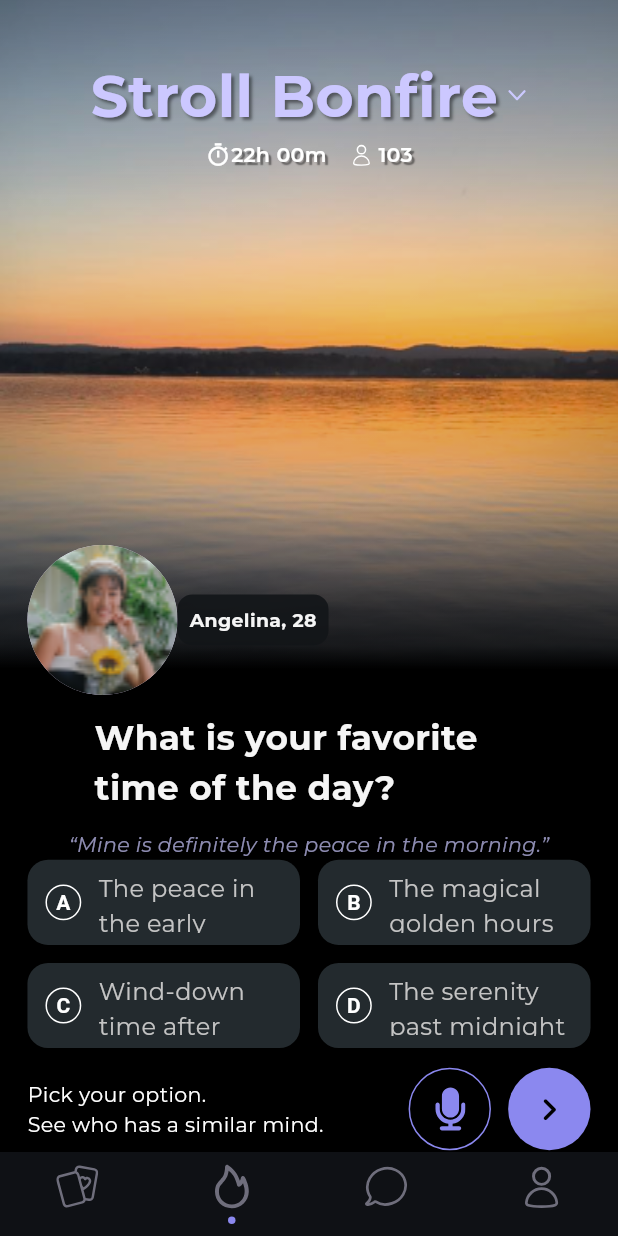
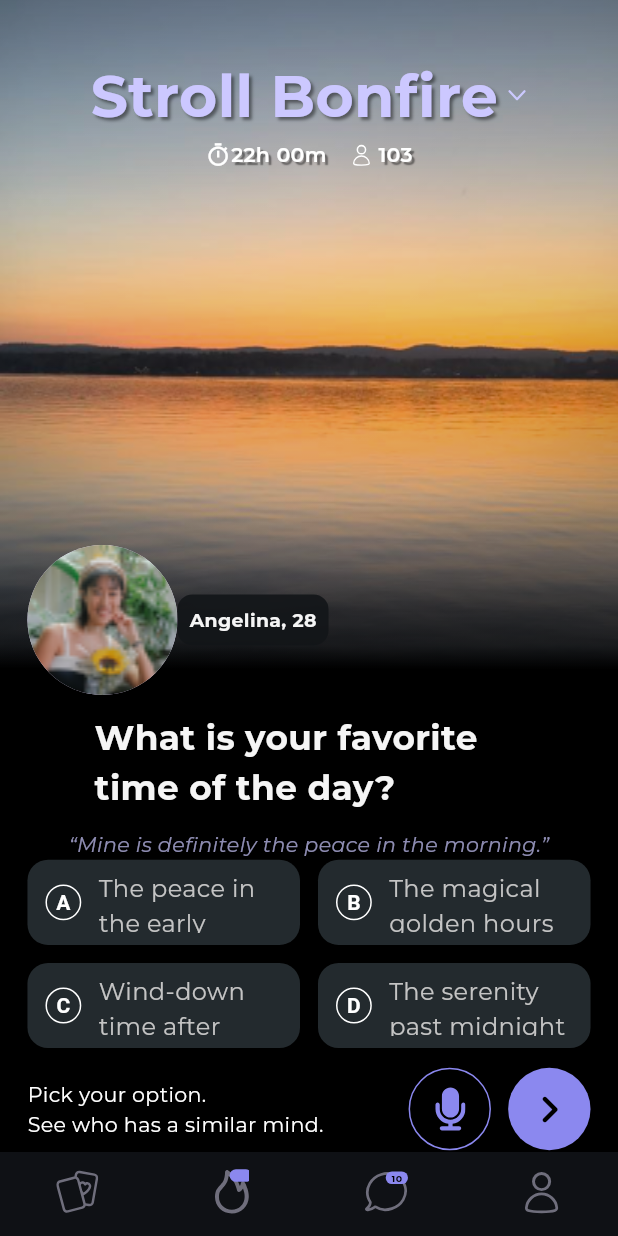
Before and after one commit to hermes13002/Stroll-App, a Flutter app: the screen it shows after launch, item 2 of the bottom bar chosen, on a phone screen of 412 x 824 dp. Run offline on Flutter 3.47's test engine with Material 3 defaults, Android fonts, the phone set to English and light mode, and no system bars; drawn by our look-alikes of persistent_bottom_nav_bar; our stand-ins replace flutter_screenutil, flutter_svg, gap, google_fonts.

Commit message:
added the dotcontainer widget for the bottom navbar

```diff
--- a/lib/utils/widgets/bottom_nav/bottom_nav_bar.dart
+++ b/lib/utils/widgets/bottom_nav/bottom_nav_bar.dart
@@ -36,7 +36,14 @@ class _BottomNavBarState extends State<BottomNavBar> {
         ),
       ),
       PersistentBottomNavBarItem(
-        icon: SvgPicture.asset("assets/icons/bonfire.svg"),
+        icon: Stack(children: [
+          SvgPicture.asset("assets/icons/bonfire.svg"),
+          Positioned(
+              right: -2,
+              top: 0,
+              child: dotContainer(''),
+            ),
+        ]),
         activeColorPrimary: AppColors.primaryColor,
         inactiveColorPrimary: Colors.grey[300],
         routeAndNavigatorSettings: RouteAndNavigatorSettings(
@@ -48,7 +55,16 @@ class _BottomNavBarState extends State<BottomNavBar> {
         ),
       ),
       PersistentBottomNavBarItem(
-        icon: SvgPicture.asset("assets/icons/chat.svg"),
+         icon: Stack(
+          children: [
+            SvgPicture.asset("assets/icons/chat.svg"),
+            Positioned(
+              right: 0,
+              top: 0,
+              child: dotContainer('10'),
+            ),
+          ],
+        ),
         activeColorPrimary: AppColors.primaryColor,
         inactiveColorPrimary: Colors.grey[300],
         routeAndNavigatorSettings: RouteAndNavigatorSettings(
@@ -105,7 +121,26 @@ class _BottomNavBarState extends State<BottomNavBar> {
       ),
       confineToSafeArea: true,
       navBarHeight: kBottomNavigationBarHeight,
-      navBarStyle: NavBarStyle.style5, // Choose the nav bar style with this property
+      navBarStyle: NavBarStyle.style6,
+    );
+  }
+
+  Widget dotContainer(String text) {
+    return Container(
+      width: 13.w,
+      height: 7.h,
+      decoration: BoxDecoration(
+        color: AppColors.primaryColor,
+        borderRadius: BorderRadius.circular(10),
+      ),
+      child: Center(
+        child: Text(
+          text,
+          style: GoogleFonts.montserrat(
+            color: Colors.black, fontSize: 5.5.sp, fontWeight: FontWeight.w700
+          ),
+        ),
+      ),
     );
   }
 }
--- a/lib/views/bonfire/screens/bonfire_screen.dart
+++ b/lib/views/bonfire/screens/bonfire_screen.dart
@@ -314,7 +314,7 @@ class _BonfireScreenState extends State<BonfireScreen> {
                                     shape: BoxShape.circle,
                                   ),
                                   child: Center(
-                                    child: Icon(Icons.keyboard_arrow_right_rounded, color: Colors.black, size: 26.sp,)
+                                    child: Icon(Icons.chevron_right_rounded, color: Colors.black, size: 32.sp,)
                                   ),
                                 ),
                               ],
```
